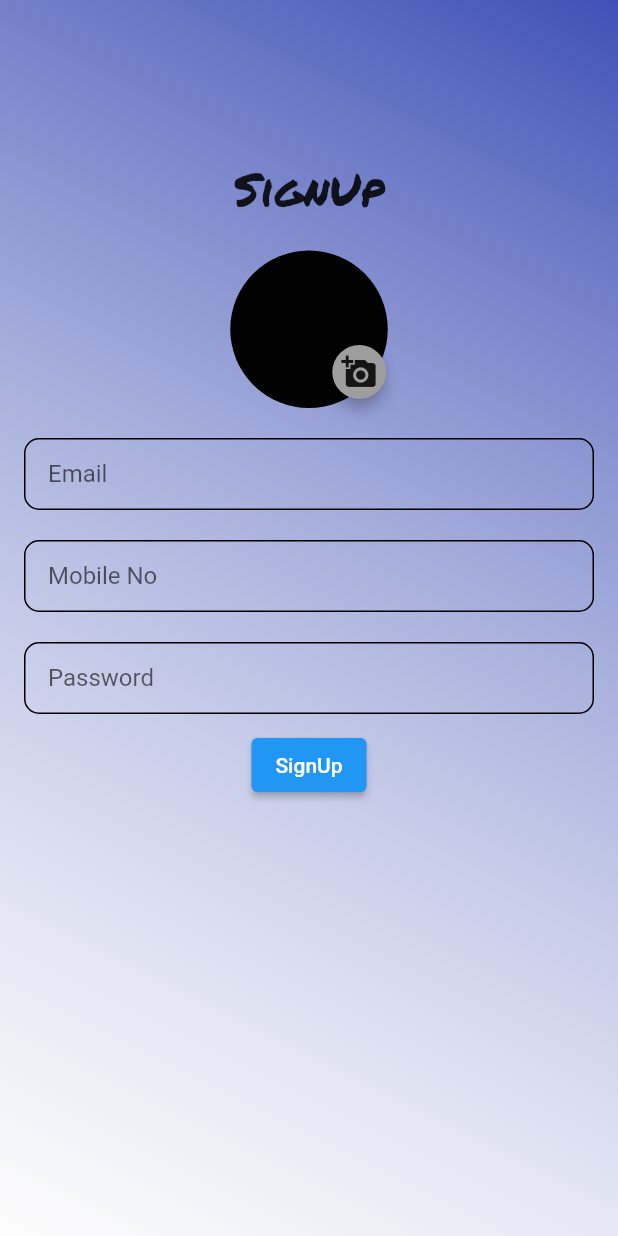
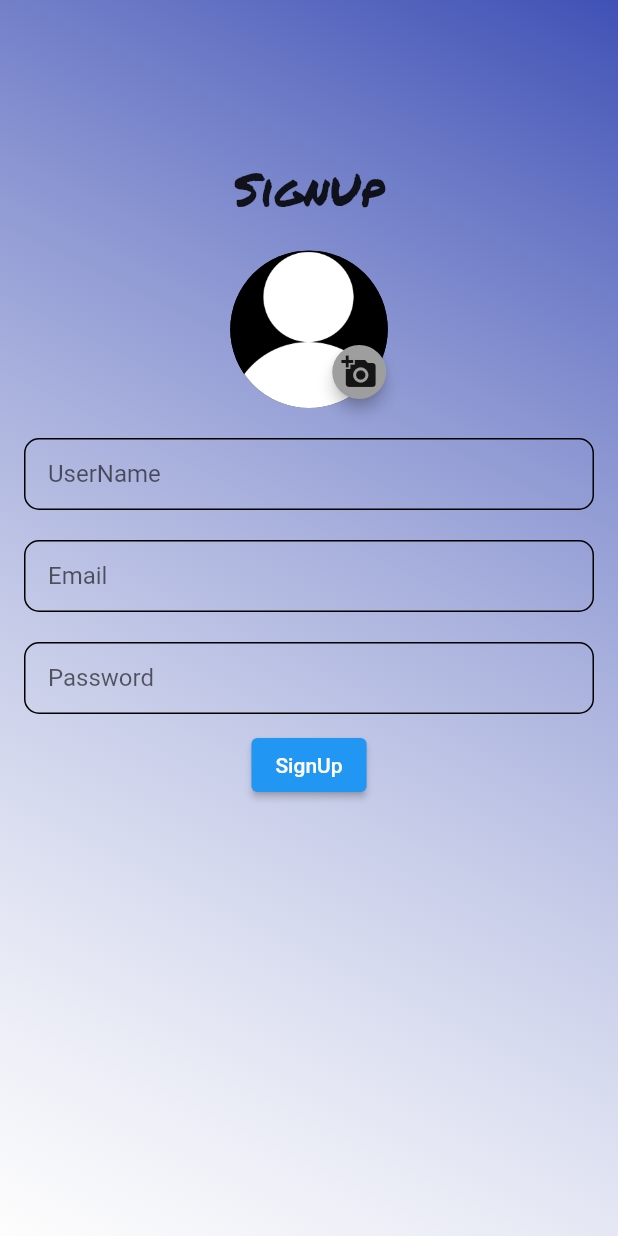
Before and after one commit to MUHAMMEDHISHAMCP/fir_auth, a Flutter app: the SignUpScreen screen opened directly, after a tap on "SignUp", on a phone screen of 412 x 824 dp. Run offline on Flutter 3.47's test engine with Material 2 defaults, Android fonts, the phone set to English and light mode, and no system bars; our stand-ins replace cloud_firestore, firebase_auth, firebase_core, google_fonts; missing offline and left inert: dart:js; accounts and stored records are empty; network calls fail.

Commit message:
sigup completed

```diff
--- a/lib/controller/login_controller.dart
+++ b/lib/controller/login_controller.dart
@@ -2,7 +2,7 @@ import 'package:flutter/cupertino.dart';
 
 class LogInProvider with ChangeNotifier{
 final formKey = GlobalKey<FormState>();
-
-String? formFieldValue;
+  final emailController = TextEditingController();
+  final passwordController = TextEditingController();
 
 }
--- a/lib/controller/signup_controller.dart
+++ b/lib/controller/signup_controller.dart
@@ -1,5 +1,71 @@
-import 'package:flutter/cupertino.dart';
+import 'dart:developer';
 
-class SignUpProvider with ChangeNotifier{
+import 'package:cloud_firestore/cloud_firestore.dart';
+import 'package:fire_auth/model/user_data_model.dart';
+import 'package:fire_auth/view/home_view/home_page.dart';
+import 'package:firebase_auth/firebase_auth.dart';
+import 'package:flutter/material.dart';
 
+import '../utils/snackbar.dart';
+
+final auth = FirebaseAuth.instance;
+
+class SignUpProvider with ChangeNotifier {
+  final formKey = GlobalKey<FormState>();
+  final emailController = TextEditingController();
+  final userNameController = TextEditingController();
+  final passwordController = TextEditingController();
+
+  UserData userData = UserData();
+  UserData loggedUserDetails = UserData();
+  dynamic newUser;
+
+  Future<String> signUpUser(context) async {
+    final password = passwordController.text;
+
+    if (password.length < 6) {
+   SnackBarWidget.checkFormFill(context, "Password should be at least 6 characters");
 }
+    try {
+      newUser = await auth
+          .createUserWithEmailAndPassword(
+              email: emailController.text, password: passwordController.text)
+          .then((value) => addAllUserDetails(context));
+      return Future.value("");
+    } on FirebaseAuthException catch (e) {
+      log("$e");
+  return Future.value(e.message);
+    }
+  }
+
+  Future addAllUserDetails(context) async {
+    final fireSore = FirebaseFirestore.instance;
+
+    User? user = auth.currentUser;
+    userData.email = user!.email!.trim();
+    userData.name = userNameController.text.trim();
+    userData.id = user.uid;
+    fireSore.collection("users").doc(user.uid).set(
+          userData.toJson(),
+        );
+    await fireSore.collection("users").doc(user.uid).get().then((value) {
+      loggedUserDetails = UserData.fromJson(value.data()!);
+      log(loggedUserDetails.name.toString());
+      notifyListeners();
+    });
+    Navigator.of(context).pushAndRemoveUntil(
+        MaterialPageRoute(
+          builder: ((context) => const HomePage()),
+        ),
+        ((route) => false));
+  }
+
+  checkFormField(BuildContext context, errorMessage) async {
+    if (errorMessage == "") {
+      return;
+    } else {
+      ScaffoldMessenger.of(context).hideCurrentSnackBar();
+      //  SnackBarWidget.chekFormFill(context, errorMessage);
+    }
+  }
+}
--- /dev/null
+++ b/lib/model/user_data_model.dart
@@ -0,0 +1,33 @@
+class UserData {
+  String? email;
+  String? phoneNo;
+  String? image;
+  String? name;
+  String? id;
+
+  UserData({
+    this.email,
+    this.image,
+    this.id,
+    this.name,
+    this.phoneNo,
+  });
+
+  factory UserData.fromJson(Map<String, dynamic> json) => UserData(
+        email: json["email"],
+        name: json["name"],
+        phoneNo: json["phoneNo"],
+        id: json["uid"],
+        image: json["profile"],
+      );
+
+  Map<String, dynamic> toJson() {
+    return {
+      "email": email,
+      "name": name,
+      "phoneNo": phoneNo,
+      "uid": id,
+      "profile": image
+    };
+  }
+}
--- /dev/null
+++ b/lib/utils/snackbar.dart
@@ -0,0 +1,15 @@
+import 'package:flutter/material.dart';
+
+class SnackBarWidget {
+  static checkFormFill(context, msg) {
+    ScaffoldMessenger.of(context).showSnackBar(SnackBar(
+        content: Text(
+          msg,
+          textAlign: TextAlign.center,
+        ),
+        backgroundColor: Colors.red,
+        behavior: SnackBarBehavior.floating,
+        margin: const EdgeInsets.symmetric(horizontal: 50, vertical: 15),
+        duration: const Duration(seconds: 3)));
+  }
+}
--- a/lib/view/signup/singup_page.dart
+++ b/lib/view/signup/singup_page.dart
@@ -1,13 +1,26 @@
+// ignore_for_file: invalid_use_of_visible_for_testing_member
+
+import 'package:fire_auth/controller/signup_controller.dart';
 import 'package:fire_auth/view/signup/widget/signup_img.dart';
 import 'package:fire_auth/utils/constant.dart';
 import 'package:flutter/material.dart';
 import 'package:google_fonts/google_fonts.dart';
+import 'package:provider/provider.dart';
 
 class SignUpScreen extends StatelessWidget {
   const SignUpScreen({Key? key}) : super(key: key);
 
   @override
   Widget build(BuildContext context) {
+
+    final signUpController = context.read<SignUpProvider>();
+    WidgetsBinding.instance.addPostFrameCallback((_){
+   signUpController.emailController.clear();
+   signUpController.passwordController.clear();
+   signUpController.userNameController.clear();
+   // ignore: invalid_use_of_protected_member
+   signUpController.notifyListeners();
+    });
     return SafeArea(
       child: Scaffold(
         body: Center(
@@ -27,15 +40,46 @@ class SignUpScreen extends StatelessWidget {
             child: Padding(
               padding: const EdgeInsets.symmetric(horizontal: 16),
               child: SingleChildScrollView(
+                child: Consumer<SignUpProvider>(
+                  builder: (context, value, child) {
+                    return Form(
+                      key: value.formKey,
                       child: Column(
                         children: [
-                    SizedBox(height: MediaQuery.of(context).size.height / 8),
+                          SizedBox(
+                              height: MediaQuery.of(context).size.height / 8),
                           Text('SignUp',
                               style: GoogleFonts.permanentMarker(fontSize: 30)),
                           kHeight20,
-                const  SignUpImageWidget(),
+                          const SignUpImageWidget(),
                           kHeight20,
-                    TextField(
+                          TextFormField(
+                            controller: value.userNameController,
+                            obscureText: false,
+                            autofocus: false,
+                            keyboardType: TextInputType.name,
+                            decoration: InputDecoration(
+                                hintText: 'UserName',
+                                border: const OutlineInputBorder(),
+                                contentPadding: const EdgeInsets.symmetric(
+                                  horizontal: 16,
+                                  vertical: 8,
+                                ),
+                                enabledBorder: OutlineInputBorder(
+                                    borderRadius: BorderRadius.circular(10),
+                                    borderSide:
+                                        const BorderSide(color: Colors.black))),
+                            validator: (inputValue) {
+                              if (inputValue == null || inputValue.isEmpty) {
+                                return 'Enter userName';
+                              } else {
+                                return null;
+                              }
+                            },
+                          ),
+                          kHeight20,
+                          TextFormField(
+                            controller: value.emailController,
                             obscureText: false,
                             autofocus: false,
                             keyboardType: TextInputType.emailAddress,
@@ -50,26 +94,17 @@ class SignUpScreen extends StatelessWidget {
                                     borderRadius: BorderRadius.circular(10),
                                     borderSide:
                                         const BorderSide(color: Colors.black))),
+                            validator: (inputValue) {
+                              if (inputValue == null || inputValue.isEmpty) {
+                                return 'Please enter email';
+                              } else {
+                                return null;
+                              }
+                            },
                           ),
                           kHeight20,
-                    TextField(
-                      obscureText: false,
-                      autofocus: false,
-                      keyboardType: TextInputType.number,
-                      decoration: InputDecoration(
-                          hintText: 'Mobile No',
-                          border: const OutlineInputBorder(),
-                          contentPadding: const EdgeInsets.symmetric(
-                            horizontal: 16,
-                            vertical: 8,
-                          ),
-                          enabledBorder: OutlineInputBorder(
-                              borderRadius: BorderRadius.circular(10),
-                              borderSide:
-                                  const BorderSide(color: Colors.black))),
-                    ),
-                    kHeight20,
-                    TextField(
+                          TextFormField(
+                            controller: value.passwordController,
                             obscureText: true,
                             keyboardType: TextInputType.visiblePassword,
                             decoration: InputDecoration(
@@ -81,16 +116,32 @@ class SignUpScreen extends StatelessWidget {
                               ),
                               enabledBorder: OutlineInputBorder(
                                 borderRadius: BorderRadius.circular(10),
-                          borderSide: const BorderSide(color: Colors.black),
+                                borderSide:
+                                    const BorderSide(color: Colors.black),
                               ),
                             ),
+                            validator: (inputValue) {
+                              if (inputValue == null || inputValue.isEmpty) {
+                                return 'EnterPassword';
+                              } else {
+                                return null;
+                              }
+                            },
                           ),
                           kHeight10,
                           ElevatedButton(
-                      onPressed: () {},
+                            onPressed: () async {
+                              final errorMsg =
+                             await signUpController.signUpUser(context);
+
+                             signUpController.checkFormField(context, errorMsg);
+                            },
                             child: const Text('SignUp'),
                           ),
                         ],
+                      ),
+                    );
+                  },
                 ),
               ),
             ),
--- a/lib/view/signup/widget/signup_img.dart
+++ b/lib/view/signup/widget/signup_img.dart
@@ -15,12 +15,10 @@ class SignUpImageWidget extends StatelessWidget {
         clipBehavior: Clip.none,
         fit: StackFit.expand,
         children: [
-          const CircleAvatar(
+        const   CircleAvatar(
             backgroundColor: kBlack,
-            radius: 30,
-            //   backgroundImage: MemoryImage(
-            // //    const Base64Decoder().convert(),
-            //   ),
+            backgroundImage: AssetImage('assets/userIcon.png',)
+
           ),
           Positioned(
             bottom: 0,
```
Also changed, not shown: lib/main.dart (+14 -5 lines), lib/view/home_view/home_page.dart (added, +14 -0 lines), lib/view/login/login_page.dart (+33 -17 lines), assets/userIcon.png (added), 1 other file. Lines whose indentation alone changed are shown as unchanged.
